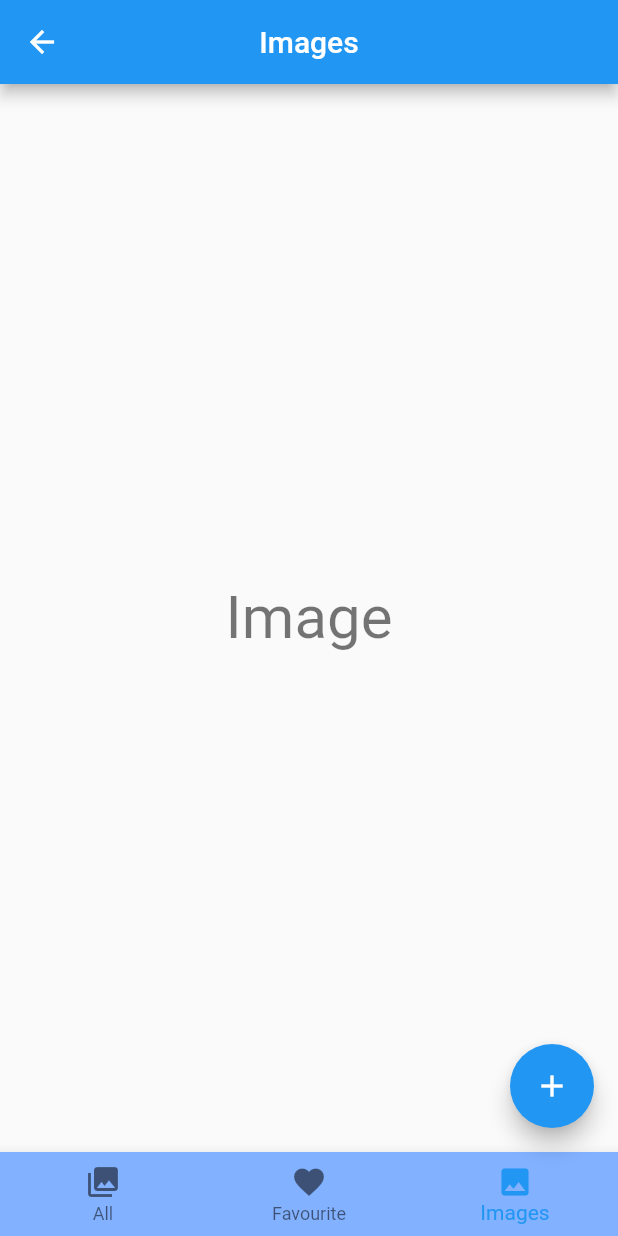
After one commit to Anand-Jangid/new_contact_bloc, a Flutter app: the ImageGridView screen opened directly, after a tap on the "add" icon, on a phone screen of 412 x 824 dp. The commit adds this screen. Run offline on Flutter 3.47's test engine with Material 2 defaults, Android fonts, the phone set to English and light mode, and no system bars; our stand-ins replace bloc, flutter_bloc, sqflite; accounts and stored records are empty.

Commit message:
Restructuring of project architecture

```diff
--- a/lib/Logic/bloc/contact/contact_bloc.dart
+++ b/lib/Logic/bloc/contact/contact_bloc.dart
@@ -23,6 +23,7 @@ class ContactBloc extends Bloc<ContactEvent, ContactState> {
 
     on<ContactListTileTapped>(contactListTileTapped);
 
+    on<ImageButtonTappedEvent>(imageButtonTappedEvent);
   }
 
   //! Load all contacts
@@ -31,7 +32,8 @@ class ContactBloc extends Bloc<ContactEvent, ContactState> {
     emit(ContactsLoadingState());
     try {
       List<Contact> allContacts = await contactsDatabase.readAllContacts();
-      emit(ContactLoadSuccessState(contacts: allContacts));
+      emit(ContactLoadSuccessState(
+          contacts: allContacts, bottomNavigatorLocation: 0));
     } catch (e) {
       emit(ContactErrorState(error: e.toString()));
     }
@@ -48,7 +50,8 @@ class ContactBloc extends Bloc<ContactEvent, ContactState> {
             (contact) => contact.isFavourite == 1,
           )
           .toList();
-      emit(ContactLoadSuccessState(contacts: favContacts));
+      emit(ContactLoadSuccessState(
+          contacts: favContacts, bottomNavigatorLocation: 1));
     } catch (e) {
       emit(ContactErrorState(error: e.toString()));
     }
@@ -60,11 +63,14 @@ class ContactBloc extends Bloc<ContactEvent, ContactState> {
     emit(ContactAddFloatButtonTappedState());
   }
 
-
   //! tap on the contact list tile
   FutureOr<void> contactListTileTapped(
       ContactListTileTapped event, Emitter<ContactState> emit) {
     emit(ContactDetailTappedState(contact: event.contact));
   }
 
+  FutureOr<void> imageButtonTappedEvent(
+      ImageButtonTappedEvent event, Emitter<ContactState> emit) {
+    emit(ImageTappedState());
+  }
 }
--- a/lib/Logic/bloc/contact/contact_event.dart
+++ b/lib/Logic/bloc/contact/contact_event.dart
@@ -9,8 +9,9 @@ class AllButtonTappedEvent extends ContactEvent {}
 
 class FavButtonTappedEvent extends ContactEvent {}
 
+class ImageButtonTappedEvent extends ContactEvent{}
+
 class AddFloatingButtonTappedEvent extends ContactEvent {}
-
 
 //! Tapping on contact list tile
 class ContactListTileTapped extends ContactEvent {
--- a/lib/Logic/bloc/contact/contact_state.dart
+++ b/lib/Logic/bloc/contact/contact_state.dart
@@ -20,17 +20,17 @@ class ContactErrorState extends ContactState {
 }
 
 class ContactLoadSuccessState extends ContactState {
+  final int bottomNavigatorLocation;
   final List<Contact> contacts;
   ContactLoadSuccessState({
     required this.contacts,
+    required this.bottomNavigatorLocation,
   });
 }
 
 //! add contact states
 
 class ContactAddFloatButtonTappedState extends ContactActionState {}
-
-
 
 //! Contact detail tapped state
 class ContactDetailTappedState extends ContactActionState {
@@ -39,3 +39,6 @@ class ContactDetailTappedState extends ContactActionState {
     required this.contact,
   });
 }
+
+//! image states
+class ImageTappedState extends ContactState{}
--- /dev/null
+++ b/lib/View/HomeScreens/image_grid_view.dart
@@ -0,0 +1,57 @@
+import 'package:flutter/material.dart';
+import 'package:flutter_bloc/flutter_bloc.dart';
+
+import '../../Logic/bloc/contact/contact_bloc.dart';
+
+class ImageGridView extends StatefulWidget {
+  const ImageGridView({super.key});
+
+  @override
+  State<ImageGridView> createState() => _ImageGridViewState();
+}
+
+class _ImageGridViewState extends State<ImageGridView> {
+  @override
+  Widget build(BuildContext context) {
+    return Scaffold(
+        appBar: AppBar(
+          title: const Text("Images"),
+          centerTitle: true,
+        ),
+        body: Center(
+          child: Text(
+            "Image",
+            style: Theme.of(context).textTheme.headlineLarge,
+          ),
+        ),
+        floatingActionButton: FloatingActionButton(
+          onPressed: () {},
+          child: const Icon(Icons.add),
+        ),
+        bottomNavigationBar: BlocBuilder<ContactBloc, ContactState>(
+          builder: (context, state) {
+            return BottomNavigationBar(
+              items: const <BottomNavigationBarItem>[
+                BottomNavigationBarItem(
+                    icon: Icon(Icons.collections), label: 'All'),
+                BottomNavigationBarItem(
+                    icon: Icon(Icons.favorite), label: 'Favourite'),
+                BottomNavigationBarItem(
+                    icon: Icon(Icons.image), label: 'Images'),
+              ],
+              currentIndex: 2,
+              onTap: (int index) {
+                if (index == 0) {
+                  context.read<ContactBloc>().add(AllButtonTappedEvent());
+                } else if (index == 1) {
+                  context.read<ContactBloc>().add(FavButtonTappedEvent());
+                }else if(index == 2){
+                  context.read<ContactBloc>().add(ImageButtonTappedEvent());
+                }
+              },
+              backgroundColor: Colors.blueAccent[100],
+            );
+          },
+        ));
+  }
+}
```
Also changed, not shown: lib/View/HomeScreens/contact_list_page.dart (added, +55 -0 lines), lib/View/Screens/contact_screen.dart (+51 -29 lines).
